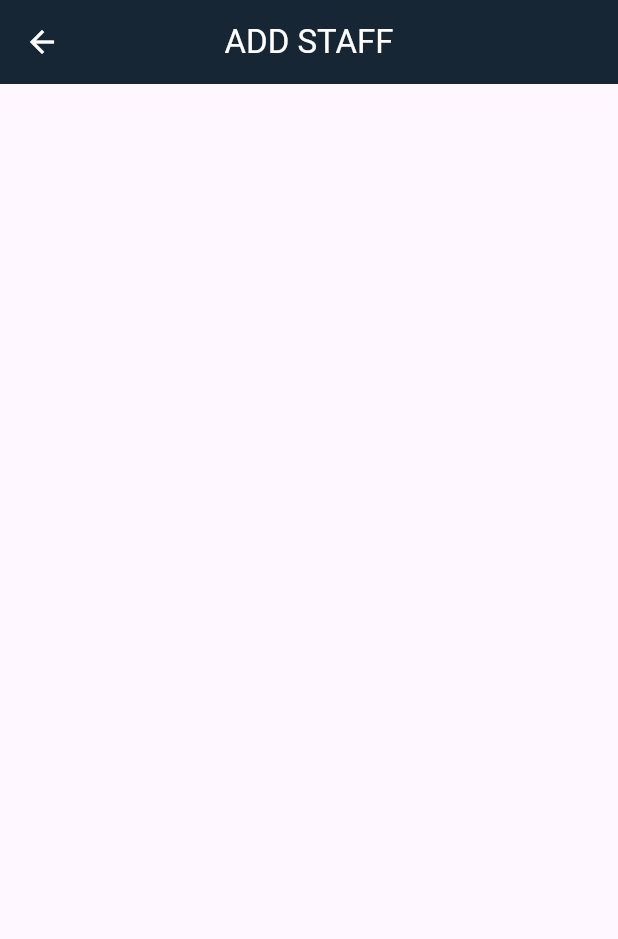
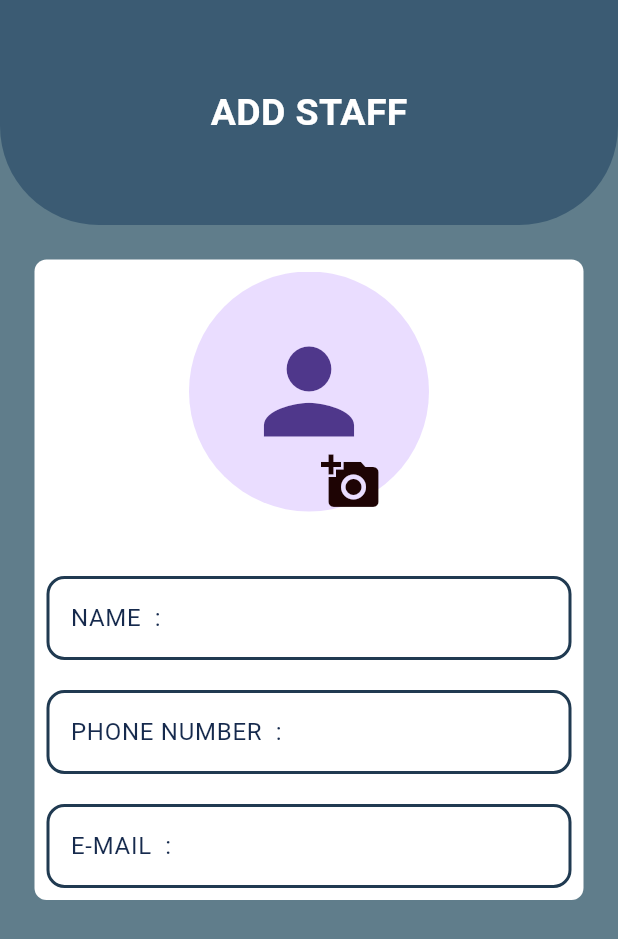
Before and after one commit to vinayakmdas/staffproject, a Flutter app: the StaffAdd screen opened directly, on a phone screen of 412 x 824 dp. Shown: the top 939 px of the screen. Run offline on Flutter 3.47's test engine with Material 3 defaults, Android fonts, the phone set to English and light mode, and no system bars; our stand-ins replace google_fonts, hive_flutter, iconsax_flutter, image_picker, shared_preferences; accounts and stored records are empty.

Commit message:
camere and image in gallery

```diff
--- a/lib/add-staff-and-work/staffadd.dart
+++ b/lib/add-staff-and-work/staffadd.dart
@@ -1,21 +1,108 @@
+  import 'dart:io';
+
 import 'package:flutter/material.dart';
+  import 'package:image_picker/image_picker.dart';
+  import 'package:staff/custum.dart/appbaruser.dart';
+
+  class StaffAdd extends StatefulWidget {
 
 
-class StaffAdd extends StatelessWidget {
-  const StaffAdd({super.key});
 
-  @override
-  Widget build(BuildContext context) {
-    return  Scaffold(
-  appBar: AppBar(
-    backgroundColor:  const Color.fromRGBO(22, 38, 52, 1),
-    foregroundColor: Colors.white,
-    title: Text("ADD STAFF"),
-    centerTitle: true,
+    StaffAdd({super.key});
+
+    @override
+    State<StaffAdd> createState() => _StaffAddState();
+  }
+
+  class _StaffAddState extends State<StaffAdd> {
+    final usernameController = TextEditingController();
+
+    final userPhoneNumber = TextEditingController();
+
+    final userEmail = TextEditingController();
+  String ?image;
+    @override
+    Widget build(BuildContext context) {
+      return Scaffold(
+        backgroundColor: Colors.blueGrey,
+        appBar: userappbar(context),
+        body: SingleChildScrollView(
+          padding: const EdgeInsets.all(23),
+          child: Container(
+            decoration: const BoxDecoration(
+              color: Color.fromRGBO(255, 255, 255, 1),
+              borderRadius: BorderRadius.all(Radius.circular(8)),
+            ),
+            child: Padding(
+              padding: const EdgeInsets.all(8.0),
+              child: Column(
+                children: [
+
+                  Stack(
+                 children: [
+                        image == null
+                            ? CircleAvatar(
+                                radius: 80,
+                                child: IconButton(
+                                    onPressed: () {},
+                                    icon: const Icon(
+                                      Icons.person,
+                                      size: 90,
+                                    )),
+                              )
+                            : CircleAvatar(
+                                radius: 80,
+                                backgroundColor: Colors.white,
+                                backgroundImage: FileImage(File(image!)),
+                              ),
+                        Positioned(
+                          child: IconButton(
+                              onPressed: () {
+                             Showimageplace(context, pickimage,camereimage);
+                              },
+                              icon: const Icon(
+                                Icons.add_a_photo,
+                                color: Color.fromARGB(255, 30, 4, 4),
+                                size: 40,
+                              )),
+                          bottom: -8,
+                          left: 80,
+                        )
+                      ]
+                  ),
+                  const SizedBox(height: 43),
+                  usertextfield(controller: usernameController, lebelname: 'NAME  :',),
+                  const SizedBox(height: 20),
+                usertextfield(controller: userPhoneNumber, lebelname: "PHONE NUMBER  :")
+                  ,const SizedBox(height: 20),
+                  usertextfield(controller: userEmail, lebelname: "E-MAIL  :")
+
+                ],
+              ),
+            ),
+          ),
+        ),
+      );
 
 
-  ) ,
+    }
+    pickimage()async{
+    final imagePicker =ImagePicker();
+    final pickedimg = await imagePicker.pickImage(source: ImageSource.gallery);
+    if(pickedimg!=null){setState(() {
+      image=pickedimg.path;
+    });
 
-    );
   }
-}
+  }
+
+    Future camereimage()async{
+      final  camereimage=ImagePicker();
+      final camere = await camereimage.pickImage(source: ImageSource.camera);
+        if(camere!=null){setState(() {
+      image=camere.path;
+    });
+
+  }
+    }
+  }
--- /dev/null
+++ b/lib/custum.dart/appbaruser.dart
@@ -0,0 +1,129 @@
+import 'package:flutter/material.dart';
+import 'package:iconsax_flutter/iconsax_flutter.dart';
+
+
+PreferredSize userappbar(BuildContext context) {
+  return PreferredSize(
+    preferredSize: Size.fromHeight(150.0), // Adjusted to a fixed height
+    child: Stack(
+      children: <Widget>[
+        // Background container with curved bottom
+        Container(
+          width: MediaQuery.of(context).size.width,
+          height: 430.0,
+          decoration: const BoxDecoration(
+            color: Color.fromRGBO(25, 61, 93, 0.525),
+            borderRadius: BorderRadius.only(
+              bottomLeft: Radius.circular(66.0), // Adjust the radius as needed
+              bottomRight: Radius.circular(66.0),
+            ),
+          ),
+          child: const Center(
+            child: Text(
+              "ADD STAFF",
+              style: TextStyle(
+                fontSize: 25.0,
+                fontWeight: FontWeight.w600,
+                color: Colors.white,
+              ),
+            ),
+          ),
+        ),
+        // Optional: Add more elements like search bar, buttons, etc. in the stack if needed
+      ],
+    ),
+  );
+}
+
+
+class usertextfield extends StatelessWidget {
+   final  TextEditingController  controller;
+    final String lebelname;
+  const usertextfield({super.key
+   ,required this.controller
+
+   , required this.lebelname
+
+  });
+
+  @override
+  Widget build(BuildContext context) {
+    return TextFormField(
+          controller: controller,
+         decoration: InputDecoration(
+                        label:  Text(
+                       lebelname,
+                        style: const TextStyle(
+
+                        color: Color.fromARGB(255, 22, 42, 77)),
+                        ),
+                        enabledBorder: OutlineInputBorder(
+                        borderRadius: BorderRadius.circular(12),
+                         borderSide: const BorderSide(
+                         width: 2,
+                        color: Color.fromARGB(255, 32, 58, 81),)),
+                        focusedBorder: OutlineInputBorder(
+                          borderRadius: BorderRadius.circular(15),
+                        )),
+
+
+
+    );
+  }
+}
+
+Showimageplace( BuildContext context, VoidCallback onGalleryTap, VoidCallback cameretap ){
+
+  showModalBottomSheet(
+    backgroundColor:  const Color.fromRGBO(22, 38, 52, 1),
+    context: context, builder: (builder){
+
+    return  Padding(
+      padding: const EdgeInsets.only(top: 65),
+      child: SizedBox( width: MediaQuery.of(context).size.width,
+      height:MediaQuery.of(context).size.height/6
+      ,child:
+
+       Row(
+        children: [
+
+           Expanded(
+            child: InkWell(
+              onTap: (){
+                onGalleryTap();
+              },
+              child: const SizedBox(
+                child: Column(
+                   children: [
+                    Icon( Iconsax.gallery_import,color: Colors.white,size: 70,)
+                    ,Text("Gallery",style: TextStyle(color: Colors.white),)
+                   ],
+                ),
+
+              ),
+            ),
+          )
+            ,Expanded(
+              child: InkWell(
+
+              onTap: (){
+                cameretap();
+
+              } ,child: const SizedBox(
+                child: Column(
+                   children: [
+                    Icon( Iconsax.camera,color: Colors.white,size: 70,)
+                    ,Text("Camere",style: TextStyle(color: Colors.white),)
+                   ],
+                ),
+
+              ),
+                      ),
+            )
+        ],
+       )
+
+      ),
+    );
+  });
+}
--- a/lib/screen.dart/homescreen.dart
+++ b/lib/screen.dart/homescreen.dart
@@ -40,7 +40,7 @@ class HomeScreen extends StatelessWidget {
 
             containerhomescreen(icons: Iconsax.tick_square, heading: 'Complete Work ',color:  Colors.green,),
             containerhomescreen(icons: Iconsax.close_square, heading: 'Pending work ',color:  Colors.red,),
-             containerhomescreen(icons: Iconsax.people, heading: 'Complete Work ',color:  Colors.black,)
+             containerhomescreen(icons: Iconsax.people, heading: ' Total /// ',color:  Colors.black,)
           ],
         ),
 
--- a/lib/screen.dart/staffscreen.dart
+++ b/lib/screen.dart/staffscreen.dart
@@ -26,7 +26,7 @@ class StaffScreen extends StatelessWidget {
           color: Colors.white,
         ),
         onPressed: () {
-          navigatepush(context, const StaffAdd());
+          navigatepush(context,  StaffAdd());
         },
         backgroundColor: const Color.fromRGBO(22, 38, 52, 1),
       ),
--- a/lib/taskadd/domain.dart
+++ b/lib/taskadd/domain.dart
@@ -39,8 +39,8 @@ class _DomainState extends State<Domain> {
     if (name.isNotEmpty) {
       Domainmodel domainmodel = Domainmodel(domain: name);
       await _domainBox.adddomain(domainmodel);
-      domaintext.clear(); // Clear the text field after submission
-      await _loaddomains(); // Reload the list to reflect the new data
+      domaintext.clear();
+      await _loaddomains();
     }
   }
 
--- a/pubspec.yaml
+++ b/pubspec.yaml
@@ -40,6 +40,7 @@ dependencies:
   hive_generator: ^2.0.1
   google_fonts: ^6.2.1
   shared_preferences: ^2.2.3
+  image_picker: ^1.1.2
 
 dev_dependencies:
   flutter_test:
```
Also changed, not shown: pubspec.lock, 5 other files.
